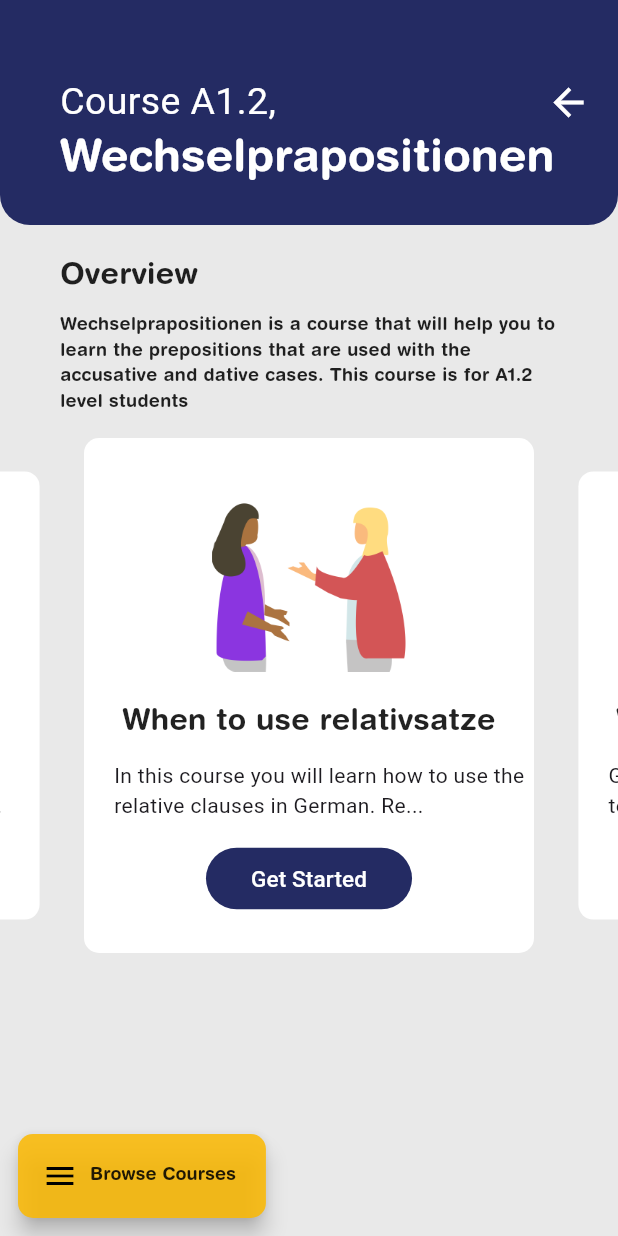
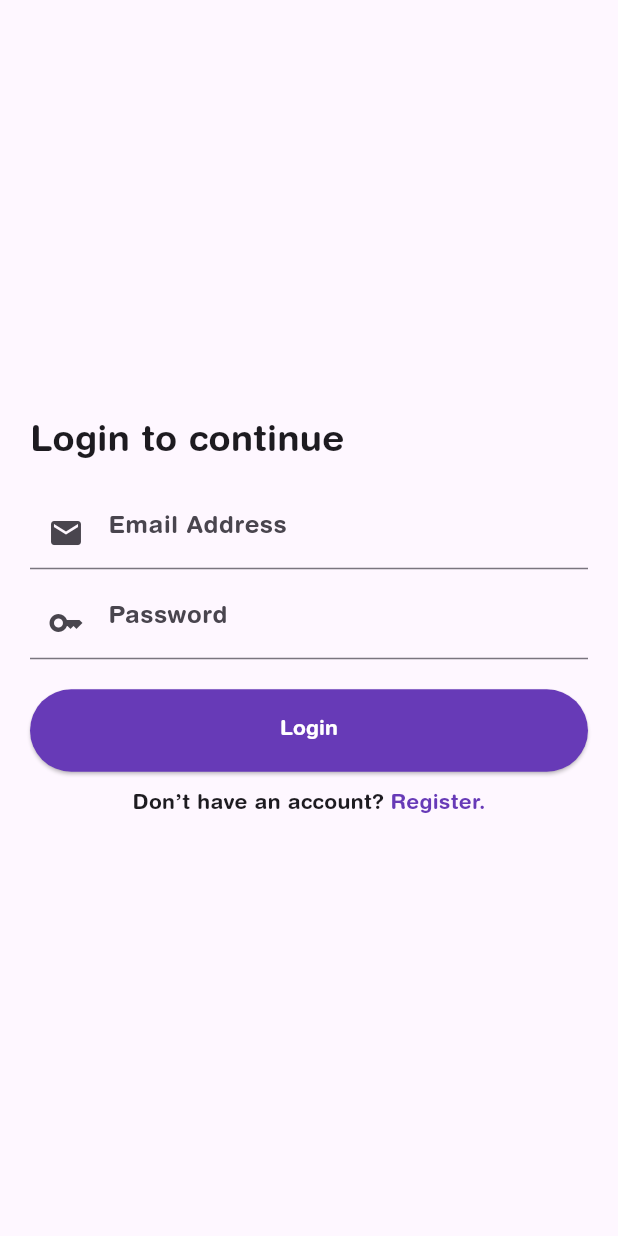
Before and after one commit to sayyyyed/language_app, a Flutter app: the screen it shows after launch, on a phone screen of 412 x 824 dp. Run offline on Flutter 3.47's test engine with Material 3 defaults, Android fonts, the light colour scheme and no system bars; drawn by our look-alikes of carousel_slider; our stand-ins replace cloud_firestore, dio, firebase_auth, firebase_core; accounts and stored records are empty.

Commit message:
add firebase auth

```diff
--- a/lib/dashboard/header_dashboard.dart
+++ b/lib/dashboard/header_dashboard.dart
@@ -1,7 +1,8 @@
   // ignore_for_file: prefer_const_constructors, prefer_const_literals_to_create_immutables
 import 'package:flutter/material.dart';
 import 'package:language_app/style/text.dart';
-  Column profileHeader(BuildContext context) {
+  Column profileHeader(BuildContext context, {String? firstName}) {
+
     return Column(
             children: <Widget>[
               ClipRRect(
@@ -74,7 +75,7 @@ import 'package:language_app/style/text.dart';
                                     ),
 
 
-                                    Text('Amelia',
+                                    Text( firstName!,
                                         style: headingFirst(fontSize: 40)),
                                   ],
                                 ),
--- a/lib/dashboard/main_dashboard.dart
+++ b/lib/dashboard/main_dashboard.dart
@@ -6,7 +6,12 @@ import 'package:language_app/dashboard/list.dart';
 import 'package:language_app/dashboard/list_vertical.dart';
 
 class Dashboard extends StatelessWidget {
-  const Dashboard({super.key});
+  final String? firstName;
+
+  final int? selectedIndex;
+
+  const Dashboard({Key? key, this.firstName, this.selectedIndex})
+      : super(key: key);
 
   @override
   Widget build(BuildContext context) {
@@ -18,7 +23,7 @@ class Dashboard extends StatelessWidget {
         body: SingleChildScrollView(
           child: Column(
             children: [
-              profileHeader(context),
+              profileHeader(context, firstName: firstName),
               Container(
                 margin: EdgeInsets.only(top: 15, bottom: 15, left: 20),
                 child: Row(
--- a/lib/data/courses_list.dart
+++ b/lib/data/courses_list.dart
@@ -4,7 +4,6 @@ final dataCourses = [
   'category' : 'Wechselprapositonen',
   'description' : 'In this course you will learn how to use the relative clauses in German. Relative clauses are used to link sentences together and to form more complex sentences. They are introduced by relative pronouns such as der, die, das, welcher, welche, welches, was, and more. ',
   'image' :'assets/img/model_3.png',
-  //difficulity
   'difficulity' : 'A1.2',
   'time' : '10 min',
 
--- /dev/null
+++ b/lib/login.dart
@@ -0,0 +1,130 @@
+import 'package:firebase_auth/firebase_auth.dart';
+import 'package:language_app/firebase/firebase_auth_service.dart' as lib1;
+import 'package:language_app/home.dart' as lib2;
+import 'package:language_app/homepage.dart';
+import 'package:language_app/register.dart';
+import 'package:flutter/material.dart';
+
+class Login extends StatefulWidget {
+  const Login({super.key});
+  @override
+  State<Login> createState() => _loginState();
+}
+
+class _loginState extends State<Login> {
+  final lib1.FirebaseAuthService _authService = lib1.FirebaseAuthService();
+  final TextEditingController _emailController = TextEditingController();
+  final TextEditingController _passwordController = TextEditingController();
+  @override
+  void dispose() {
+    _emailController.dispose();
+    _passwordController.dispose();
+    super.dispose();
+  }
+
+ void login() async {
+  String email = _emailController.text;
+  String password = _passwordController.text;
+  User? user = await _authService.loginWithEmailandPassword(email, password, context);
+
+  if (user != null) {
+    // Fetch user data from Firestore based on email
+    String? firstName = await _authService.getUserFirstName(email);
+    //debug first name
+    print('User first name: $firstName');
+    ScaffoldMessenger.of(context).showSnackBar(
+      const SnackBar(
+        content: Text("Login successful"),
+        backgroundColor: Colors.green,
+      ),
+    );
+
+    // Navigate to homepage.dart and pass the user data
+    Navigator.push(
+      context,
+      MaterialPageRoute(
+        builder: (context) => MyHomePage(firstName: firstName),
+      ),
+    );
+  }
+}
+
+
+  @override
+  Widget build(BuildContext context) {
+    return Scaffold(
+      body: Padding(
+        padding: const EdgeInsets.symmetric(horizontal: 20.0, vertical: 20.0),
+        child: Column(
+          crossAxisAlignment: CrossAxisAlignment.start,
+          mainAxisAlignment: MainAxisAlignment.center,
+          children: [
+            const Text(
+              "Login to continue",
+              style: TextStyle(fontSize: 24, fontWeight: FontWeight.w700),
+            ),
+            const SizedBox(
+              height: 20.0,
+            ),
+            TextField(
+              controller: _emailController,
+              decoration: const InputDecoration(
+                prefixIcon: Icon(Icons.email),
+                hintText: "Email Address",
+              ),
+            ),
+            const SizedBox(
+              height: 12.0,
+            ),
+            TextField(
+              controller: _passwordController,
+              decoration: const InputDecoration(
+                prefixIcon: Icon(Icons.key),
+                hintText: "Password",
+              ),
+              obscureText: true,
+            ),
+            const SizedBox(
+              height: 20.0,
+            ),
+            SizedBox(
+              height: 55,
+              width: double.infinity,
+              child: ElevatedButton(
+                  style: ElevatedButton.styleFrom(
+                      backgroundColor: Colors.deepPurple),
+                  onPressed: () {
+                    login();
+                  },
+                  child: const Text(
+                    "Login",
+                    style: TextStyle(color: Colors.white),
+                  )),
+            ),
+            const SizedBox(
+              height: 12.0,
+            ),
+            Row(
+              mainAxisAlignment: MainAxisAlignment.center,
+              children: [
+                const Text("Don’t have an account?"),
+                const SizedBox(width: 4.0),
+                InkWell(
+                    onTap: () {
+                      Navigator.push(
+                          context,
+                          MaterialPageRoute(
+                              builder: (context) => const Register()));
+                    },
+                    child: const Text(
+                      "Register.",
+                      style: TextStyle(color: Colors.deepPurple),
+                    ))
+              ],
+            )
+          ],
+        ),
+      ),
+    );
+  }
+}
--- a/lib/main.dart
+++ b/lib/main.dart
@@ -1,8 +1,15 @@
 import 'package:flutter/material.dart';
 import 'package:language_app/courses/courses.dart';
 import 'package:language_app/dashboard/main_dashboard.dart';
+import 'package:language_app/firebase/firebase_options.dart';
 import 'package:language_app/homepage.dart';
-void main() {
+import 'package:language_app/login.dart';
+import 'package:firebase_core/firebase_core.dart';
+Future<void> main() async {
+  WidgetsFlutterBinding.ensureInitialized();
+  var app = await Firebase.initializeApp(
+    options: DefaultFirebaseOptions.currentPlatform,
+  );
   runApp(const MyApp());
 }
 
@@ -19,7 +26,7 @@ class MyApp extends StatelessWidget {
         colorScheme: ColorScheme.fromSeed(seedColor: Colors.deepPurple),
         useMaterial3: true,
       ),
-      home:  Courses(),
+      home:  Login(),
     );
   }
 }
--- a/lib/style/avatar.dart
+++ b/lib/style/avatar.dart
@@ -26,7 +26,7 @@ class AvatarWithText extends StatelessWidget {
           foregroundColor: borderColor, // Set border color
           foregroundImage: AssetImage(imagePath), // Set the image again to show inside the border
         ),
-        SizedBox(height: 5), // Adjust this value for spacing
+        SizedBox(height: 0), // Adjust this value for spacing
         Text(
           text,
           style: TextStyle(fontSize: 16, color: Colors.white, fontFamily: 'Helvetica Rounded'),
--- a/pubspec.yaml
+++ b/pubspec.yaml
@@ -35,6 +35,10 @@ dependencies:
   # The following adds the Cupertino Icons font to your application.
   # Use with the CupertinoIcons class for iOS style icons.
   cupertino_icons: ^1.0.2
+  firebase_auth: ^4.15.3
+  firebase_core: ^2.24.2
+  cloud_firestore: ^4.13.6
+  dio: ^5.4.0
 
 dev_dependencies:
   flutter_test:
```
Also changed, not shown: lib/courses/courses_header.dart (+6 -13 lines), lib/description.dart (+4 -7 lines), lib/firebase/firebase_auth_service.dart (added, +60 -0 lines), lib/firebase/firestore_service.dart (added, +11 -0 lines), lib/home.dart (added, +38 -0 lines), lib/home_user.dart (added, +79 -0 lines), lib/homepage.dart (+38 -10 lines), lib/navbar.dart (added, +52 -0 lines), lib/register.dart (added, +151 -0 lines), lib/services.dart (added, +11 -0 lines), lib/user.dart (added, +27 -0 lines), lib/firebase/firebase_options.dart (added), pubspec.lock, 6 other files.
